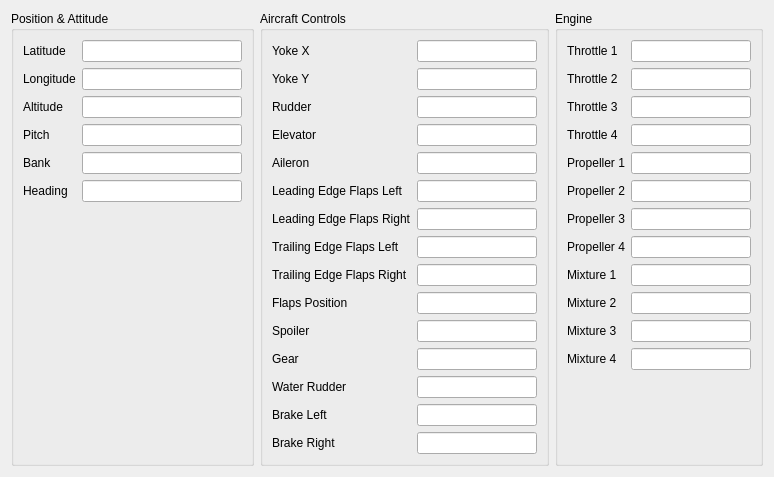
till213/SkyDolly, file src/UserInterface/src/Widgets/SimulationVariablesWidget.ui: the form before one commit.
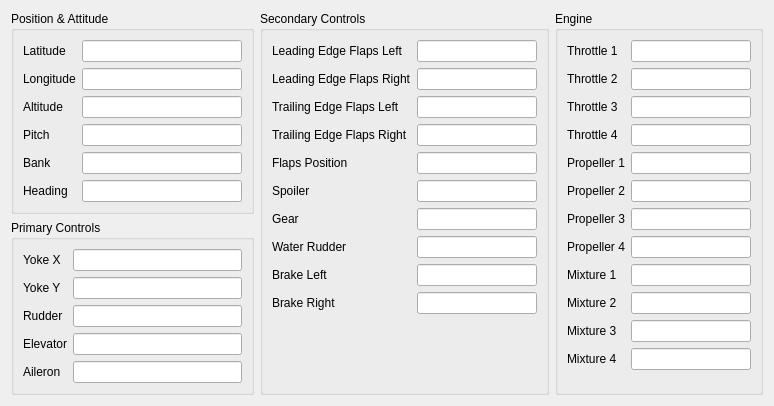
The form after the commit.

Commit message: Adjust layout for smaller screens

```diff
--- a/src/UserInterface/src/Widgets/SimulationVariablesWidget.ui
+++ b/src/UserInterface/src/Widgets/SimulationVariablesWidget.ui
@@ -7,7 +7,7 @@
     <x>0</x>
     <y>0</y>
     <width>744</width>
-    <height>472</height>
+    <height>400</height>
    </rect>
   </property>
   <property name="windowTitle">
@@ -119,7 +119,7 @@
      </layout>
     </widget>
    </item>
-   <item row="0" column="1">
+   <item row="0" column="1" rowspan="2">
     <widget class="QGroupBox" name="groupBox_7">
      <property name="minimumSize">
       <size>
@@ -128,117 +128,17 @@
       </size>
      </property>
      <property name="title">
-      <string>Aircraft Controls</string>
+      <string>Secondary Controls</string>
      </property>
      <layout class="QFormLayout" name="formLayout_2">
       <item row="0" column="0">
-       <widget class="QLabel" name="label_28">
-        <property name="text">
-         <string>Yoke X</string>
-        </property>
-       </widget>
-      </item>
-      <item row="0" column="1">
-       <widget class="QLineEdit" name="yokeXLineEdit">
-        <property name="minimumSize">
-         <size>
-          <width>80</width>
-          <height>0</height>
-         </size>
-        </property>
-        <property name="readOnly">
-         <bool>true</bool>
-        </property>
-       </widget>
-      </item>
-      <item row="1" column="0">
-       <widget class="QLabel" name="label_29">
-        <property name="text">
-         <string>Yoke Y</string>
-        </property>
-       </widget>
-      </item>
-      <item row="1" column="1">
-       <widget class="QLineEdit" name="yokeYLineEdit">
-        <property name="minimumSize">
-         <size>
-          <width>120</width>
-          <height>0</height>
-         </size>
-        </property>
-        <property name="readOnly">
-         <bool>true</bool>
-        </property>
-       </widget>
-      </item>
-      <item row="2" column="0">
-       <widget class="QLabel" name="label_30">
-        <property name="text">
-         <string>Rudder</string>
-        </property>
-       </widget>
-      </item>
-      <item row="2" column="1">
-       <widget class="QLineEdit" name="rudderLineEdit">
-        <property name="minimumSize">
-         <size>
-          <width>120</width>
-          <height>0</height>
-         </size>
-        </property>
-        <property name="readOnly">
-         <bool>true</bool>
-        </property>
-       </widget>
-      </item>
-      <item row="3" column="0">
-       <widget class="QLabel" name="label_31">
-        <property name="text">
-         <string>Elevator</string>
-        </property>
-       </widget>
-      </item>
-      <item row="3" column="1">
-       <widget class="QLineEdit" name="elevatorLineEdit">
-        <property name="minimumSize">
-         <size>
-          <width>120</width>
-          <height>0</height>
-         </size>
-        </property>
-        <property name="readOnly">
-         <bool>true</bool>
-        </property>
-       </widget>
-      </item>
-      <item row="4" column="0">
-       <widget class="QLabel" name="label_32">
-        <property name="text">
-         <string>Aileron</string>
-        </property>
-       </widget>
-      </item>
-      <item row="4" column="1">
-       <widget class="QLineEdit" name="aileronLineEdit">
-        <property name="minimumSize">
-         <size>
-          <width>120</width>
-          <height>0</height>
-         </size>
-        </property>
-        <property name="readOnly">
-         <bool>true</bool>
-        </property>
-       </widget>
-      </item>
-      <item row="5" column="0">
        <widget class="QLabel" name="label_40">
         <property name="text">
          <string>Leading Edge Flaps Left</string>
         </property>
        </widget>
       </item>
-      <item row="5" column="1">
+      <item row="0" column="1">
        <widget class="QLineEdit" name="leadingEdgeFlapsLeftLineEdit">
         <property name="minimumSize">
          <size>
@@ -251,14 +151,14 @@
         </property>
        </widget>
       </item>
-      <item row="6" column="0">
+      <item row="1" column="0">
        <widget class="QLabel" name="label_41">
         <property name="text">
          <string>Leading Edge Flaps Right</string>
         </property>
        </widget>
       </item>
-      <item row="6" column="1">
+      <item row="1" column="1">
        <widget class="QLineEdit" name="leadingEdgeFlapsRightLineEdit">
         <property name="minimumSize">
          <size>
@@ -271,14 +171,14 @@
         </property>
        </widget>
       </item>
-      <item row="7" column="0">
+      <item row="2" column="0">
        <widget class="QLabel" name="label_42">
         <property name="text">
          <string>Trailing Edge Flaps Left</string>
         </property>
        </widget>
       </item>
-      <item row="7" column="1">
+      <item row="2" column="1">
        <widget class="QLineEdit" name="trailingEdgeFlapsLeftLineEdit">
         <property name="minimumSize">
          <size>
@@ -291,14 +191,14 @@
         </property>
        </widget>
       </item>
-      <item row="8" column="0">
+      <item row="3" column="0">
        <widget class="QLabel" name="label_43">
         <property name="text">
          <string>Trailing Edge Flaps Right</string>
         </property>
        </widget>
       </item>
-      <item row="8" column="1">
+      <item row="3" column="1">
        <widget class="QLineEdit" name="trailingEdgeFlapsRightLineEdit">
         <property name="minimumSize">
          <size>
@@ -311,14 +211,14 @@
         </property>
        </widget>
       </item>
-      <item row="9" column="0">
+      <item row="4" column="0">
        <widget class="QLabel" name="label_38">
         <property name="text">
          <string>Flaps Position</string>
         </property>
        </widget>
       </item>
-      <item row="9" column="1">
+      <item row="4" column="1">
        <widget class="QLineEdit" name="flapsPositionLineEdit">
         <property name="minimumSize">
          <size>
@@ -331,14 +231,14 @@
         </property>
        </widget>
       </item>
-      <item row="10" column="0">
+      <item row="5" column="0">
        <widget class="QLabel" name="label_37">
         <property name="text">
          <string>Spoiler</string>
         </property>
        </widget>
       </item>
-      <item row="10" column="1">
+      <item row="5" column="1">
        <widget class="QLineEdit" name="spoilerLineEdit">
         <property name="minimumSize">
          <size>
@@ -351,14 +251,14 @@
         </property>
        </widget>
       </item>
-      <item row="11" column="0">
+      <item row="6" column="0">
        <widget class="QLabel" name="label_39">
         <property name="text">
          <string>Gear</string>
         </property>
        </widget>
       </item>
-      <item row="11" column="1">
+      <item row="6" column="1">
        <widget class="QLineEdit" name="gearLineEdit">
         <property name="minimumSize">
          <size>
@@ -371,14 +271,14 @@
         </property>
        </widget>
       </item>
-      <item row="12" column="0">
+      <item row="7" column="0">
        <widget class="QLabel" name="label_44">
         <property name="text">
          <string>Water Rudder</string>
         </property>
        </widget>
       </item>
-      <item row="12" column="1">
+      <item row="7" column="1">
        <widget class="QLineEdit" name="waterRudderLineEdit">
         <property name="minimumSize">
          <size>
@@ -391,14 +291,14 @@
         </property>
        </widget>
       </item>
-      <item row="13" column="0">
+      <item row="8" column="0">
        <widget class="QLabel" name="label_45">
         <property name="text">
          <string>Brake Left</string>
         </property>
        </widget>
       </item>
-      <item row="13" column="1">
+      <item row="8" column="1">
        <widget class="QLineEdit" name="brakeLeftLineEdit">
         <property name="minimumSize">
          <size>
@@ -411,14 +311,14 @@
         </property>
        </widget>
       </item>
-      <item row="14" column="0">
+      <item row="9" column="0">
        <widget class="QLabel" name="label_46">
         <property name="text">
          <string>Brake Right</string>
         </property>
        </widget>
       </item>
-      <item row="14" column="1">
+      <item row="9" column="1">
        <widget class="QLineEdit" name="brakeRightLineEdit">
         <property name="minimumSize">
          <size>
@@ -434,7 +334,7 @@
      </layout>
     </widget>
    </item>
-   <item row="0" column="2">
+   <item row="0" column="2" rowspan="2">
     <widget class="QGroupBox" name="groupBox">
      <property name="minimumSize">
       <size>
@@ -689,6 +589,121 @@
      </layout>
     </widget>
    </item>
+   <item row="1" column="0">
+    <widget class="QGroupBox" name="groupBox_8">
+     <property name="minimumSize">
+      <size>
+       <width>0</width>
+       <height>0</height>
+      </size>
+     </property>
+     <property name="title">
+      <string>Primary Controls</string>
+     </property>
+     <layout class="QFormLayout" name="formLayout_3">
+      <item row="0" column="0">
+       <widget class="QLabel" name="label_55">
+        <property name="text">
+         <string>Yoke X</string>
+        </property>
+       </widget>
+      </item>
+      <item row="0" column="1">
+       <widget class="QLineEdit" name="yokeXLineEdit">
+        <property name="minimumSize">
+         <size>
+          <width>80</width>
+          <height>0</height>
+         </size>
+        </property>
+        <property name="readOnly">
+         <bool>true</bool>
+        </property>
+       </widget>
+      </item>
+      <item row="1" column="0">
+       <widget class="QLabel" name="label_56">
+        <property name="text">
+         <string>Yoke Y</string>
+        </property>
+       </widget>
+      </item>
+      <item row="1" column="1">
+       <widget class="QLineEdit" name="yokeYLineEdit">
+        <property name="minimumSize">
+         <size>
+          <width>120</width>
+          <height>0</height>
+         </size>
+        </property>
+        <property name="readOnly">
+         <bool>true</bool>
+        </property>
+       </widget>
+      </item>
+      <item row="2" column="0">
+       <widget class="QLabel" name="label_57">
+        <property name="text">
+         <string>Rudder</string>
+        </property>
+       </widget>
+      </item>
+      <item row="2" column="1">
+       <widget class="QLineEdit" name="rudderLineEdit">
+        <property name="minimumSize">
+         <size>
+          <width>120</width>
+          <height>0</height>
+         </size>
+        </property>
+        <property name="readOnly">
+         <bool>true</bool>
+        </property>
+       </widget>
+      </item>
+      <item row="3" column="0">
+       <widget class="QLabel" name="label_58">
+        <property name="text">
+         <string>Elevator</string>
+        </property>
+       </widget>
+      </item>
+      <item row="3" column="1">
+       <widget class="QLineEdit" name="elevatorLineEdit">
+        <property name="minimumSize">
+         <size>
+          <width>120</width>
+          <height>0</height>
+         </size>
+        </property>
+        <property name="readOnly">
+         <bool>true</bool>
+        </property>
+       </widget>
+      </item>
+      <item row="4" column="0">
+       <widget class="QLabel" name="label_59">
+        <property name="text">
+         <string>Aileron</string>
+        </property>
+       </widget>
+      </item>
+      <item row="4" column="1">
+       <widget class="QLineEdit" name="aileronLineEdit">
+        <property name="minimumSize">
+         <size>
+          <width>120</width>
+          <height>0</height>
+         </size>
+        </property>
+        <property name="readOnly">
+         <bool>true</bool>
+        </property>
+       </widget>
+      </item>
+     </layout>
+    </widget>
+   </item>
   </layout>
  </widget>
  <resources/>
```
The commit also changes 2 other files.
